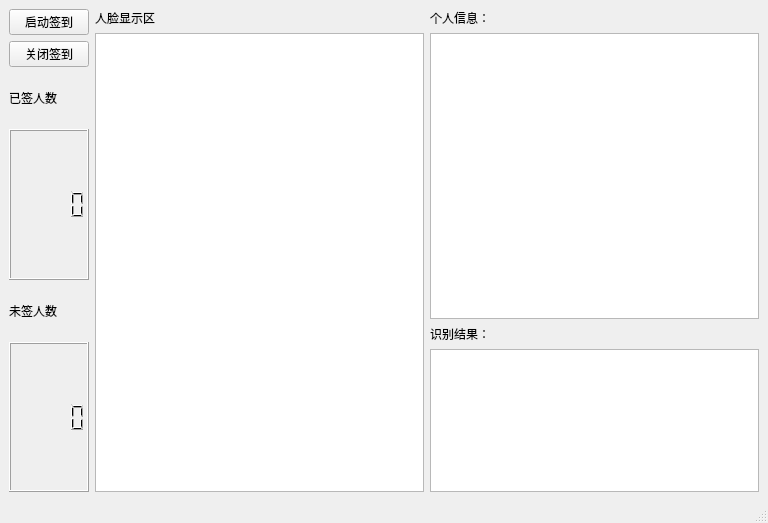
First picture: the form in code/Mainwindows.ui, repository HeJayce/Face_Recognition, before the edit.
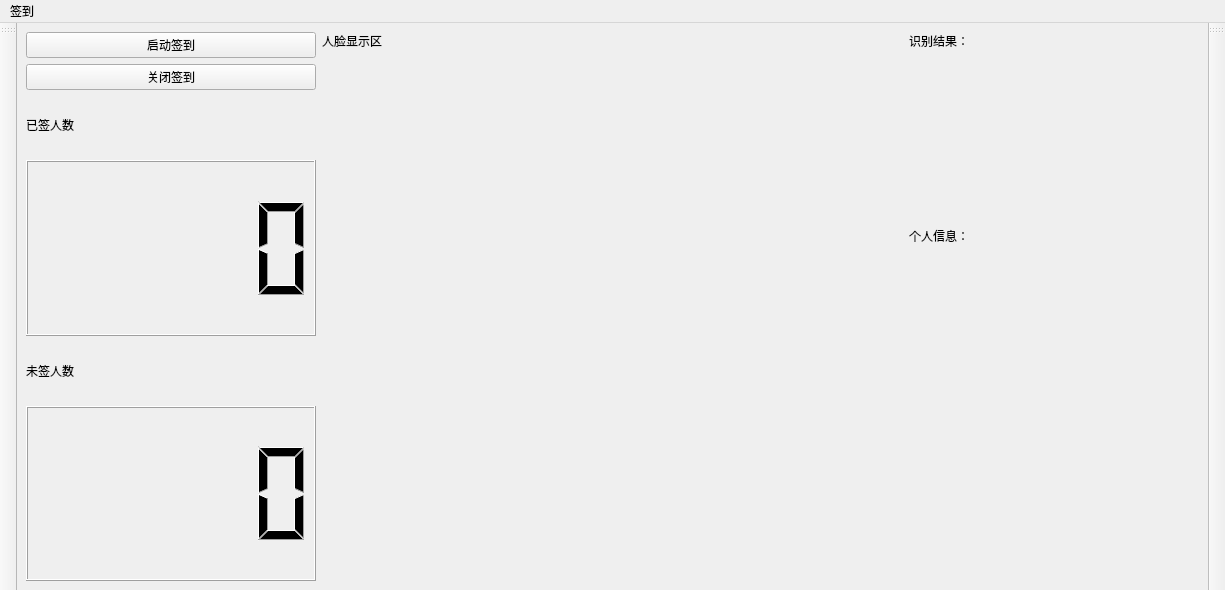
Second picture: the form after the edit.

Diff of the .ui file:
```diff
--- a/code/Mainwindows.ui
+++ b/code/Mainwindows.ui
@@ -6,15 +6,23 @@
    <rect>
     <x>0</x>
     <y>0</y>
-    <width>768</width>
-    <height>523</height>
+    <width>1225</width>
+    <height>590</height>
    </rect>
   </property>
   <property name="windowTitle">
    <string>MainWindow</string>
   </property>
   <widget class="QWidget" name="centralwidget">
-   <layout class="QHBoxLayout" name="horizontalLayout">
+   <property name="minimumSize">
+    <size>
+     <width>1066</width>
+     <height>0</height>
+    </size>
+   </property>
+   <layout class="QHBoxLayout" name="horizontalLayout_2">
+    <item>
+     <layout class="QHBoxLayout" name="horizontalLayout" stretch="1,2,1">
     <item>
      <layout class="QVBoxLayout" name="verticalLayout" stretch="2,2,1,3,1,3">
       <item>
@@ -54,7 +62,7 @@
      </layout>
     </item>
     <item>
-     <layout class="QVBoxLayout" name="verticalLayout_2">
+       <layout class="QVBoxLayout" name="verticalLayout_2" stretch="0,1">
       <item>
        <widget class="QLabel" name="label_3">
         <property name="text">
@@ -63,22 +71,16 @@
        </widget>
       </item>
       <item>
-       <widget class="QGraphicsView" name="graphicsView"/>
-      </item>
-     </layout>
-    </item>
-    <item>
-     <layout class="QVBoxLayout" name="verticalLayout_3" stretch="0,2,0,1">
-      <item>
-       <widget class="QLabel" name="label_4">
+         <widget class="QLabel" name="label_6">
         <property name="text">
-         <string>个人信息：</string>
+           <string/>
         </property>
        </widget>
       </item>
-      <item>
-       <widget class="QTextBrowser" name="textBrowser"/>
+       </layout>
       </item>
+      <item>
+       <layout class="QVBoxLayout" name="verticalLayout_3" stretch="0,1,0,2">
       <item>
        <widget class="QLabel" name="label_5">
         <property name="text">
@@ -87,7 +89,27 @@
        </widget>
       </item>
       <item>
-       <widget class="QListView" name="listView"/>
+         <widget class="QLabel" name="label_7">
+          <property name="text">
+           <string/>
+          </property>
+         </widget>
+        </item>
+        <item>
+         <widget class="QLabel" name="label_4">
+          <property name="text">
+           <string>个人信息：</string>
+          </property>
+         </widget>
+        </item>
+        <item>
+         <widget class="QLabel" name="label_8">
+          <property name="text">
+           <string/>
+          </property>
+         </widget>
+        </item>
+       </layout>
       </item>
      </layout>
     </item>
@@ -98,12 +120,51 @@
     <rect>
      <x>0</x>
      <y>0</y>
-     <width>768</width>
+     <width>1225</width>
      <height>23</height>
     </rect>
    </property>
-  </widget>
-  <widget class="QStatusBar" name="statusbar"/>
+   <widget class="QMenu" name="menu">
+    <property name="title">
+     <string>签到</string>
+    </property>
+    <addaction name="actionopen"/>
+    <addaction name="actionclose"/>
+   </widget>
+   <addaction name="menu"/>
+  </widget>
+  <widget class="QToolBar" name="toolBar">
+   <property name="windowTitle">
+    <string>toolBar</string>
+   </property>
+   <attribute name="toolBarArea">
+    <enum>LeftToolBarArea</enum>
+   </attribute>
+   <attribute name="toolBarBreak">
+    <bool>false</bool>
+   </attribute>
+  </widget>
+  <widget class="QToolBar" name="toolBar_2">
+   <property name="windowTitle">
+    <string>toolBar_2</string>
+   </property>
+   <attribute name="toolBarArea">
+    <enum>RightToolBarArea</enum>
+   </attribute>
+   <attribute name="toolBarBreak">
+    <bool>false</bool>
+   </attribute>
+  </widget>
+  <action name="actionopen">
+   <property name="text">
+    <string>启动签到</string>
+   </property>
+  </action>
+  <action name="actionclose">
+   <property name="text">
+    <string>停止签到</string>
+   </property>
+  </action>
  </widget>
  <resources/>
  <connections/>
```
Lines whose indentation alone changed are shown as unchanged.
